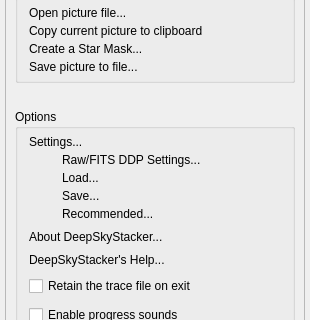
The window that DeepSkyStacker/ui/ExplorerBar.ui (deepskystacker/DSS) describes before a commit, drawn with Qt 5; both pictures show x 0 to 310 and y 408 to 728 of the 310 by 1052 pixel window.
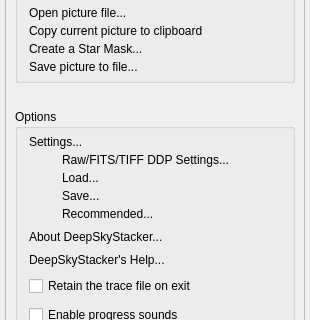
The same window after the commit.

Commit message: More changes for TIFF scaling including translations, and updtae to readme and beta version level

The edit to the form file:
```diff
--- a/DeepSkyStacker/ui/ExplorerBar.ui
+++ b/DeepSkyStacker/ui/ExplorerBar.ui
@@ -94,8 +94,8 @@
         <rect>
          <x>0</x>
          <y>0</y>
-         <width>308</width>
-         <height>859</height>
+         <width>298</width>
+         <height>883</height>
         </rect>
        </property>
        <property name="sizePolicy">
@@ -525,7 +525,7 @@
               <string notr="true">margin-left: 30</string>
              </property>
              <property name="text">
-              <string comment="IDC_OPTIONS_RAWDDPSETTINGS">Raw/FITS DDP Settings...</string>
+              <string comment="IDC_OPTIONS_RAWDDPSETTINGS">Raw/FITS/TIFF DDP Settings...</string>
              </property>
             </widget>
            </item>
```
The commit also changes 17 other files.
